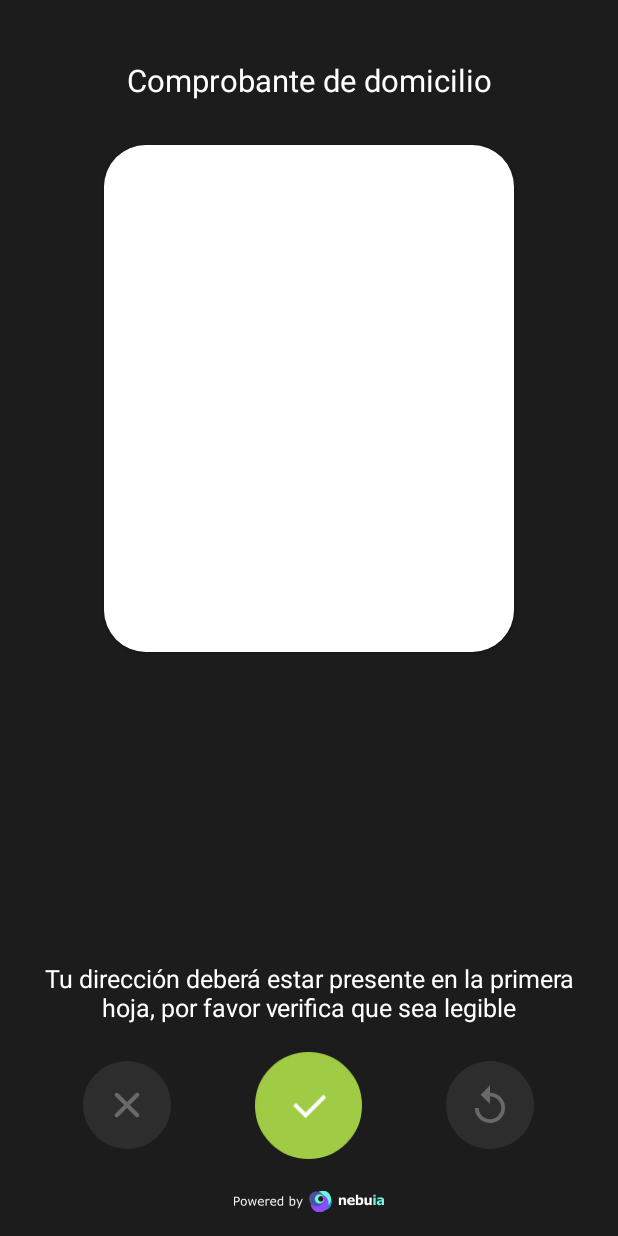
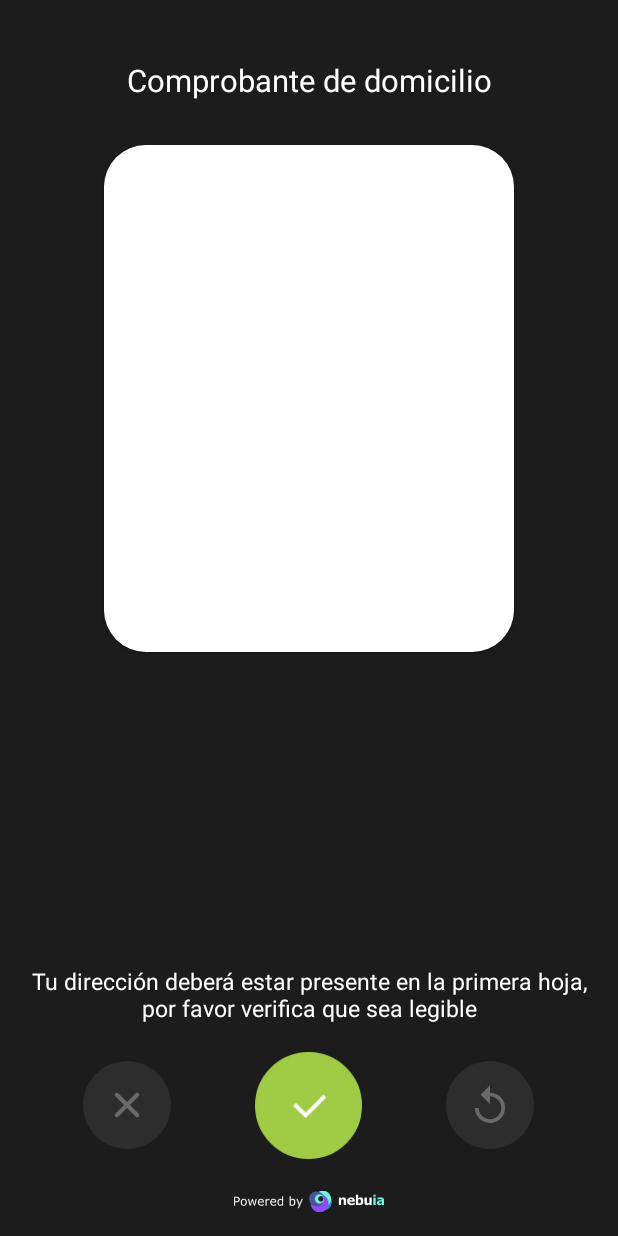
Before and after one commit to dist-bit/nebuia_native_android, an Android app: the AddressPreviewActivity screen opened directly, with no data from a screen before it, on a phone screen of 412 x 824 dp. Run offline under Robolectric (Android 15) with nearby library versions, the phone set to English and light mode, and no system bars; our stand-ins replace sdp/ssp sizes; libraries missing offline, so code that uses them is left out: com.otaliastudios.cameraview; Roboto replaces fonts that are not available here; 8 statements that could not run were skipped.

Commit message:
reduce font

```diff
--- a/nebuia_plugin/src/main/res/layout/activity_address_preview.xml
+++ b/nebuia_plugin/src/main/res/layout/activity_address_preview.xml
@@ -74,7 +74,7 @@
             android:text="@string/address_summary_preview"
             android:textAlignment="center"
             android:textColor="@android:color/white"
-            android:textSize="@dimen/_13sdp" />
+            android:textSize="@dimen/_12sdp" />
 
         <LinearLayout
             android:layout_width="match_parent"
```
